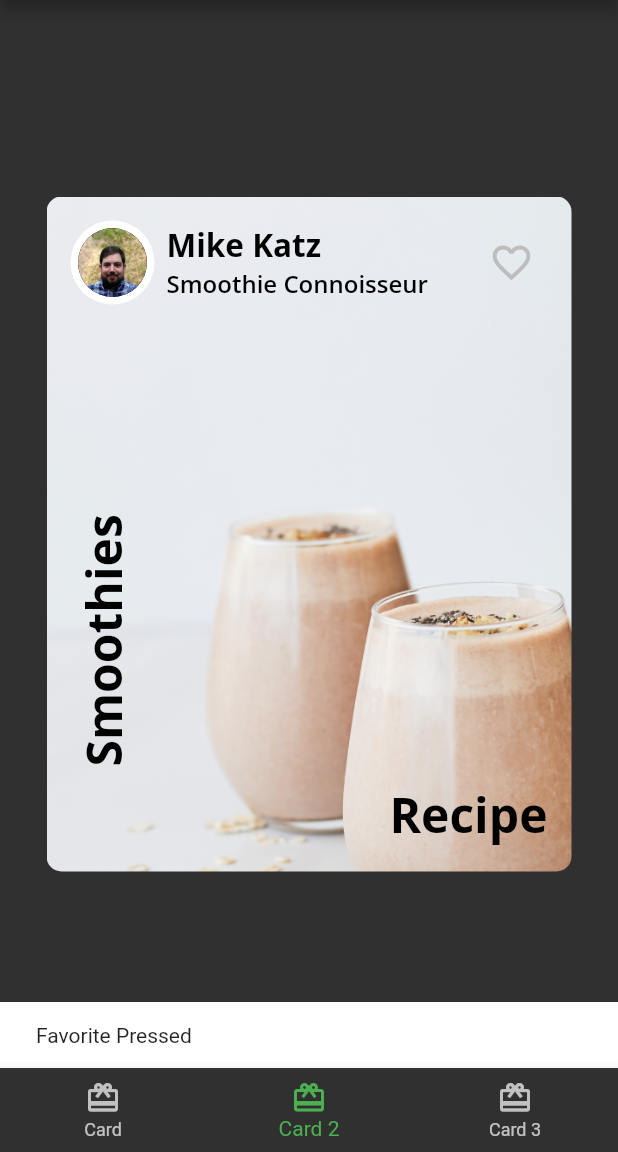
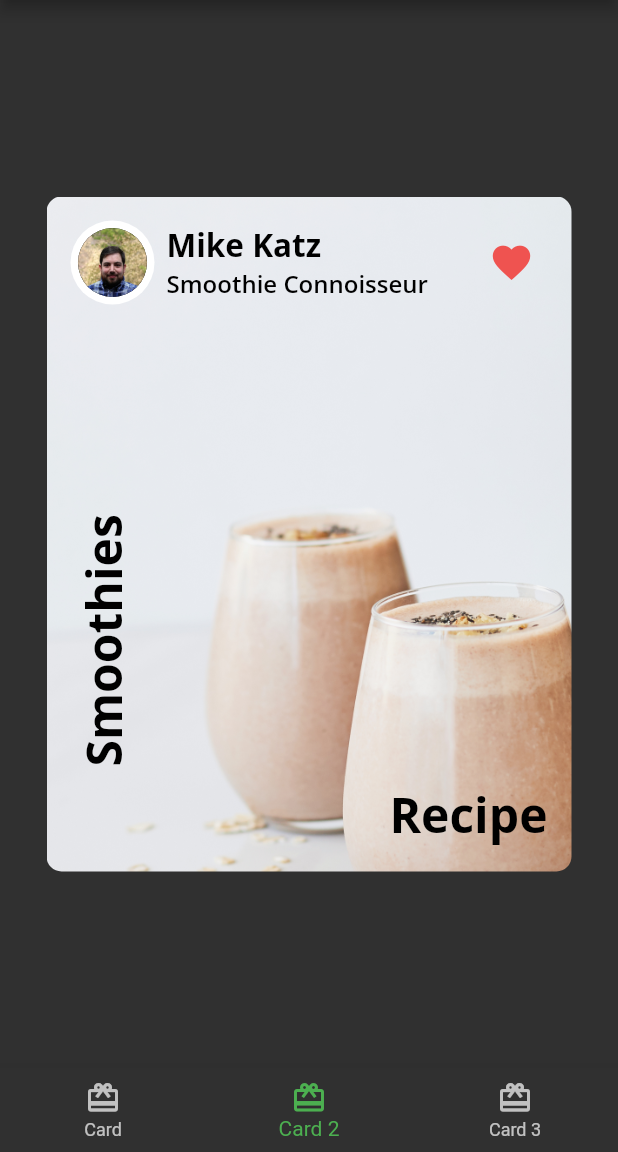
Before and after one commit to Miravicson/fooderlich, a Flutter app: the screen it shows after launch, item 2 of the bottom bar chosen, after a tap on the "favorite outline" icon, on a phone screen of 412 x 824 dp, the part 84-1236 px from its top. Run offline on Flutter 3.47's test engine with Material 2 defaults, Android fonts, the phone set to English and light mode, and no system bars; our stand-ins replace google_fonts.

Commit message:
converted author_card.dart to stateful widget and implemented the favorite button.

```diff
--- a/lib/author_card.dart
+++ b/lib/author_card.dart
@@ -2,7 +2,7 @@ import 'package:flutter/material.dart';
 import 'package:fooderlich/circle_image.dart';
 import 'package:fooderlich/fooderlich_theme.dart';
 
-class AuthorCard extends StatelessWidget {
+class AuthorCard extends StatefulWidget {
   final String authorName;
   final String title;
   final ImageProvider? imageProvider;
@@ -15,6 +15,13 @@ class AuthorCard extends StatelessWidget {
   });
 
   @override
+  State<AuthorCard> createState() => _AuthorCardState();
+}
+
+class _AuthorCardState extends State<AuthorCard> {
+  bool _isFavorited = false;
+
+  @override
   Widget build(BuildContext context) {
     return Container(
       padding: const EdgeInsets.all(16),
@@ -24,7 +31,7 @@ class AuthorCard extends StatelessWidget {
           Row(
             children: [
               CircleImage(
-                imageProvider: imageProvider,
+                imageProvider: widget.imageProvider,
                 imageRadius: 28,
               ),
               const SizedBox(
@@ -34,29 +41,39 @@ class AuthorCard extends StatelessWidget {
                 crossAxisAlignment: CrossAxisAlignment.start,
                 children: [
                   Text(
-                    authorName,
+                    widget.authorName,
                     style: FooderlichTheme.lightTextTheme.displayMedium,
                   ),
                   Text(
-                    title,
+                    widget.title,
                     style: FooderlichTheme.lightTextTheme.displaySmall,
                   )
                 ],
               )
             ],
           ),
+          // IconButton(
+          //   onPressed: () {
+          //     const snackBar = SnackBar(
+          //       content: Text('Favorite Pressed'),
+          //     );
+          //     ScaffoldMessenger.of(context).showSnackBar(snackBar);
+          //   },
+          //   icon: const Icon(
+          //     Icons.favorite_border,
+          //   ),
+          //   iconSize: 30,
+          //   color: Colors.grey[400],
+          // )
           IconButton(
+            icon: Icon(_isFavorited ? Icons.favorite : Icons.favorite_border),
+            iconSize: 30,
+            color: Colors.red[400],
             onPressed: () {
-              const snackBar = SnackBar(
-                content: Text('Favorite Pressed'),
-              );
-              ScaffoldMessenger.of(context).showSnackBar(snackBar);
+              setState(() {
+                _isFavorited = !_isFavorited;
+              });
             },
-            icon: const Icon(
-              Icons.favorite_border,
-            ),
-            iconSize: 30,
-            color: Colors.grey[400],
           )
         ],
       ),
```
